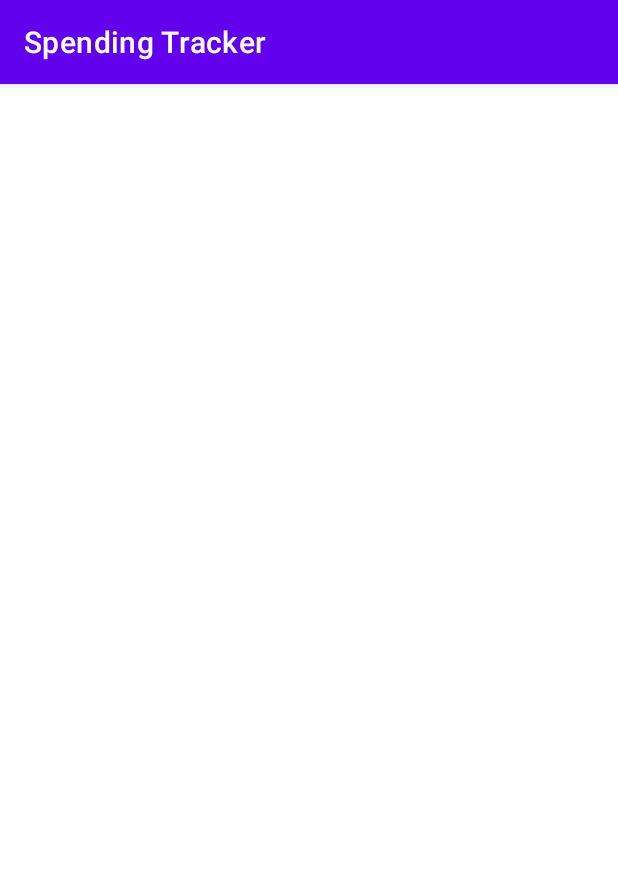
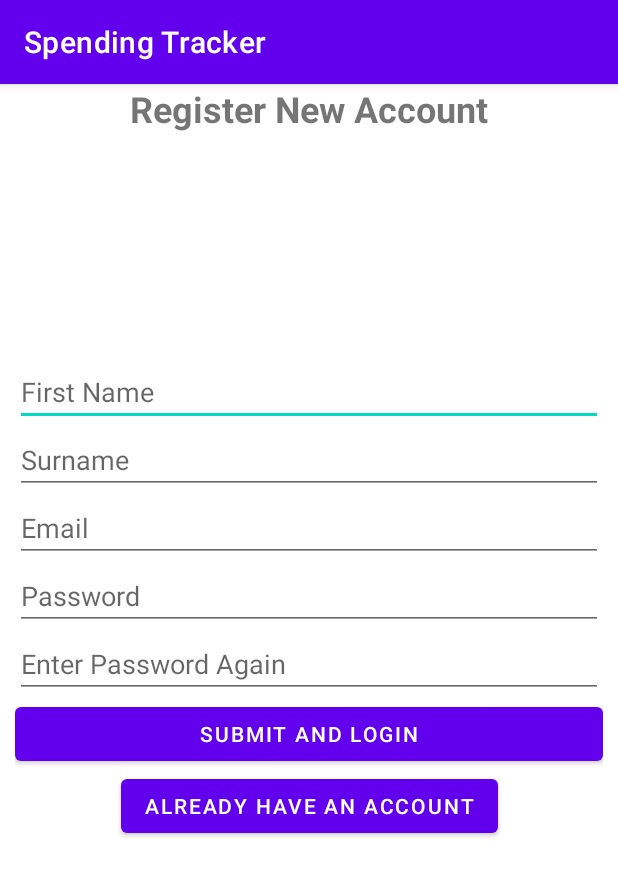
Before and after one commit to nisathnasar/Spending-Tracker, an Android app: the RegisterUser screen opened directly, with no data from a screen before it, on a phone screen of 412 x 824 dp. Shown: the top 876 px of the screen. Run offline under Robolectric (Android 15) with nearby library versions, the phone set to English and light mode, and no system bars; our stand-ins replace Firebase (no records; nobody signed in at launch, a user with empty details on screens opened directly).

Commit message:
Register Option with data validity

```diff
--- a/app/src/main/java/com/aston/spendingtracker/RegisterUser.java
+++ b/app/src/main/java/com/aston/spendingtracker/RegisterUser.java
@@ -2,13 +2,100 @@ package com.aston.spendingtracker;
 
 import androidx.appcompat.app.AppCompatActivity;
 
+import android.content.Intent;
 import android.os.Bundle;
+import android.util.Patterns;
+import android.view.View;
+import android.widget.Button;
+import android.widget.EditText;
 
-public class RegisterUser extends AppCompatActivity {
+import com.aston.spendingtracker.ui.login.LoginActivity;
+import com.google.firebase.auth.FirebaseAuth;
+
+public class RegisterUser extends AppCompatActivity implements View.OnClickListener{
+
+    private FirebaseAuth mAuth;
+    private Button registerNewUserButton, loginRedirectButton;
+    private EditText etFirstName, etSurname, etEmail, etPassword, etPasswordTwice;
 
     @Override
     protected void onCreate(Bundle savedInstanceState) {
         super.onCreate(savedInstanceState);
         setContentView(R.layout.activity_register_user);
+
+        registerNewUserButton = findViewById(R.id.btn_register_user);
+        registerNewUserButton.setOnClickListener(this);
+        loginRedirectButton = findViewById(R.id.btn_login_redirect);
+        loginRedirectButton.setOnClickListener(this);
+        etFirstName = findViewById(R.id.first_name_et);
+        etSurname = findViewById(R.id.surname_et);
+        etEmail = findViewById(R.id.email_et);
+        etPassword = findViewById(R.id.password_et);
+        etPasswordTwice = findViewById(R.id.password_repeat_et);
+
+        mAuth = FirebaseAuth.getInstance();
+
+
+
+    }
+
+    @Override
+    public void onClick(View view) {
+        switch (view.getId()){
+            case R.id.btn_login_redirect:
+                startActivity(new Intent(this, LoginActivity.class));
+                break;
+            case R.id.btn_register_user:
+                registerUser();
+                break;
+        }
+    }
+
+    private void registerUser(){
+        String firstName = etFirstName.getText().toString().trim();
+        String surname = etSurname.getText().toString().trim();
+        String email = etEmail.getText().toString().trim();
+        String password = etPassword.getText().toString().trim();
+        String passwordTwice = etPasswordTwice.getText().toString().trim();
+
+        if(firstName.isEmpty()){
+            etFirstName.setError("Please type in your first name");
+            etFirstName.requestFocus();
+            return;
+        }
+        if(surname.isEmpty()){
+            etSurname.setError("Please type in your surname");
+            etSurname.requestFocus();
+            return;
+        }
+        if(email.isEmpty()){
+            etEmail.setError("Please type in your email");
+            etEmail.requestFocus();
+            return;
+        }
+        if(!Patterns.EMAIL_ADDRESS.matcher(email).matches()){
+            etEmail.setError("Please type a valid email");
+            etEmail.requestFocus();
+            return;
+        }
+        if(password.isEmpty()){
+            etPassword.setError("Please create a password");
+            etPassword.requestFocus();
+            return;
+        }
+        if(password.length() < 6){
+            etPassword.setError("Minimum password length should be 6 characters.");
+            etPassword.requestFocus();
+            return;
+        }
+        if(!password.equals(passwordTwice)){
+            etPasswordTwice.setError("Your passwords do not match, please check again.");
+            etPasswordTwice.setText("");
+            etPasswordTwice.requestFocus();
+            return;
+        }
+
+
+
     }
 }
--- a/app/src/main/res/layout/activity_register_user.xml
+++ b/app/src/main/res/layout/activity_register_user.xml
@@ -4,6 +4,104 @@
     xmlns:tools="http://schemas.android.com/tools"
     android:layout_width="match_parent"
     android:layout_height="match_parent"
-    tools:context=".RegisterUser">
+    tools:context=".RegisterUser"
+    android:paddingStart="10dp"
+    android:paddingEnd="10dp"
+    >
+
+    <TextView
+        android:layout_width="match_parent"
+        android:layout_height="wrap_content"
+        android:text="Register New Account"
+        android:textSize="24sp"
+        android:textStyle="bold"
+        android:gravity="center_horizontal"
+        app:layout_constraintTop_toTopOf="parent"
+        android:id="@+id/title_tv"/>
+
+    <EditText
+        android:layout_width="match_parent"
+        android:layout_height="wrap_content"
+        android:layout_marginTop="150dp"
+        android:hint="First Name"
+        android:textSize="18sp"
+        android:id="@+id/first_name_et"
+        android:selectAllOnFocus="true"
+        app:layout_constraintTop_toBottomOf="@+id/title_tv"
+
+        android:inputType="textPersonName"
+        />
+    <EditText
+        android:layout_width="match_parent"
+        android:layout_height="wrap_content"
+        android:hint="Surname"
+        android:textSize="18sp"
+        android:id="@+id/surname_et"
+        android:selectAllOnFocus="true"
+        app:layout_constraintTop_toBottomOf="@+id/first_name_et"
+        android:inputType="textPersonName"/>
+
+    <EditText
+        android:id="@+id/email_et"
+        android:layout_width="match_parent"
+        android:layout_height="wrap_content"
+        android:hint="@string/prompt_email"
+        android:inputType="textEmailAddress"
+        android:selectAllOnFocus="true"
+        app:layout_constraintTop_toBottomOf="@+id/surname_et"
+        />
+
+    <EditText
+        android:id="@+id/password_et"
+        android:layout_width="match_parent"
+        android:layout_height="wrap_content"
+        android:hint="@string/prompt_password"
+        android:imeActionLabel="@string/action_sign_in_short"
+        android:imeOptions="actionDone"
+        android:inputType="textPassword"
+        android:selectAllOnFocus="true"
+        app:layout_constraintTop_toBottomOf="@+id/email_et"
+        />
+
+    <EditText
+        android:id="@+id/password_repeat_et"
+        android:layout_width="match_parent"
+        android:layout_height="wrap_content"
+        android:hint="Enter Password Again"
+        android:imeActionLabel="@string/action_sign_in_short"
+        android:imeOptions="actionDone"
+        android:inputType="textPassword"
+        android:selectAllOnFocus="true"
+        app:layout_constraintTop_toBottomOf="@+id/password_et"
+        />
+    <Button
+        android:id="@+id/btn_register_user"
+        android:layout_width="match_parent"
+        android:layout_height="wrap_content"
+        android:selectAllOnFocus="true"
+        android:text="Submit and Login"
+        app:layout_constraintTop_toBottomOf="@+id/password_repeat_et"
+         />
+    <Button
+        android:id="@+id/btn_login_redirect"
+        android:layout_width="wrap_content"
+        android:layout_height="wrap_content"
+        android:selectAllOnFocus="true"
+        android:text="Already Have an Account"
+        app:layout_constraintTop_toBottomOf="@+id/btn_register_user"
+        app:layout_constraintStart_toStartOf="parent"
+        app:layout_constraintEnd_toEndOf="parent"
+        />
+    <ProgressBar
+        android:layout_width="wrap_content"
+        android:layout_height="wrap_content"
+        android:id="@+id/progressBar"
+        android:visibility="gone"
+        tools:ignore="MissingConstraints"
+        app:layout_constraintTop_toTopOf="parent"
+        app:layout_constraintBottom_toBottomOf="parent"
+        app:layout_constraintLeft_toLeftOf="parent"
+        app:layout_constraintRight_toRightOf="parent"
+        />
 
 </androidx.constraintlayout.widget.ConstraintLayout>
```
Also changed, not shown: app/src/main/java/com/aston/spendingtracker/ui/login/LoginActivity.java (+19 -0 lines), app/src/main/res/layout/activity_login.xml (+43 -3 lines), 1 other file.
